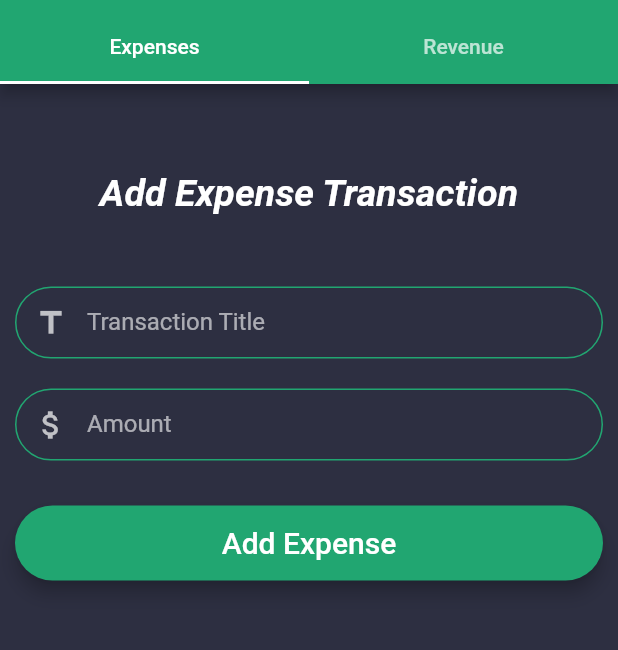
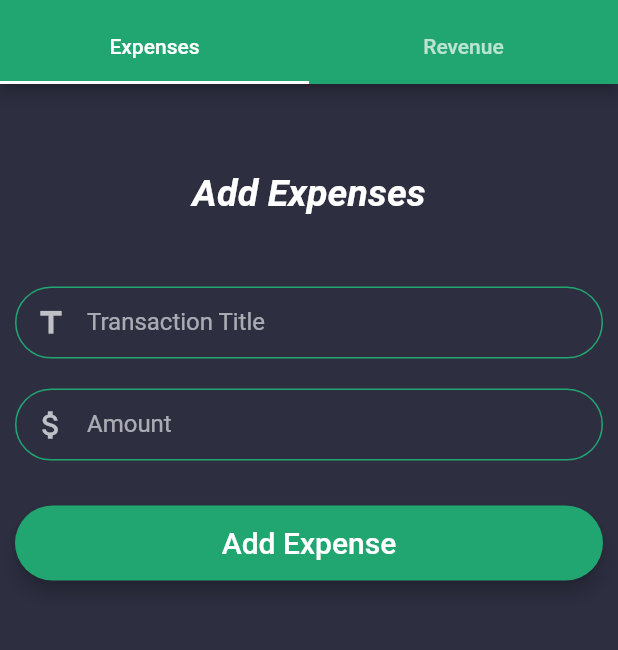
Before and after one commit to TayyabAsghar/ExpenseTracker, a Flutter app: the Transaction screen opened directly with empty values, on a phone screen of 412 x 824 dp, the part 72-722 px from its top. Run offline on Flutter 3.47's test engine with Material 2 defaults, Android fonts, the phone set to English and light mode, and no system bars; drawn by our look-alikes of modal_progress_hud_nsn; our stand-ins replace animated_text_kit, sqflite; missing offline and left inert: flutter_picker; accounts and stored records are empty; network calls fail.

Commit message:
💄 IMPROVE-UI: Change some name to mix with ui.

```diff
--- a/lib/components/addExpenseTab.dart
+++ b/lib/components/addExpenseTab.dart
@@ -118,7 +118,7 @@ class _AddExpenseTabState extends State<AddExpenseTab> {
                   height: 48,
                 ),
                 Text(
-                  'Add Expense Transaction',
+                  'Add Expenses',
                   textAlign: TextAlign.center,
                   style: kTabViewHeadingStyle,
                 ),
--- a/lib/components/addRevenueTab.dart
+++ b/lib/components/addRevenueTab.dart
@@ -117,7 +117,7 @@ class _AddRevenueTabState extends State<AddRevenueTab> {
               children: [
                 SizedBox(height: 48),
                 Text(
-                  'Add Revenue',
+                  'Add Revenues',
                   textAlign: TextAlign.center,
                   style: kTabViewHeadingStyle,
                 ),
--- a/lib/components/navDrawer.dart
+++ b/lib/components/navDrawer.dart
@@ -75,7 +75,7 @@ class NavDrawer extends StatelessWidget {
           ListTile(
             leading: Icon(Icons.edit),
             title: Text(
-              'Transaction Operations',
+              'Transactions',
               style: TextStyle(
                 fontSize: _fontSize,
                 color: _currentRoute == '/transaction'
```
